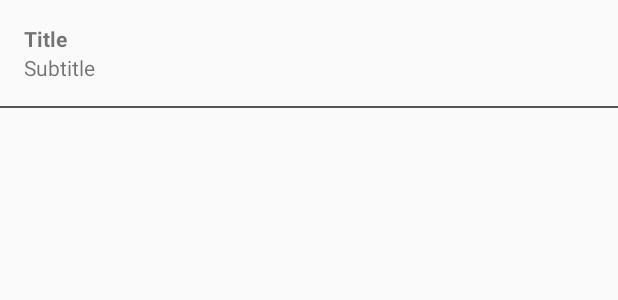
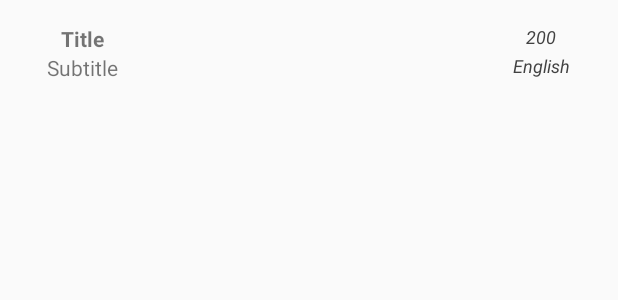
Before and after one commit to pmesa48/ChiperReddit, an Android app: the layout view_holder_subreddit.xml on its own in the app's theme, with its tools: preview values and no code run, on a phone screen of 412 x 824 dp. Shown: the top 300 px of the screen. Run offline under Robolectric (Android 15) with nearby library versions, the phone set to English and light mode, and no system bars.

```diff
--- a/app/build.gradle
+++ b/app/build.gradle
@@ -25,6 +25,12 @@ android {
         release {
             minifyEnabled false
             proguardFiles getDefaultProguardFile('proguard-android-optimize.txt'), 'proguard-rules.pro'
+            it.buildConfigField "String", "BASE_URL", "\"https://www.reddit.com\""
+        }
+        debug{
+            minifyEnabled false
+            proguardFiles getDefaultProguardFile('proguard-android-optimize.txt'), 'proguard-rules.pro'
+            it.buildConfigField "String", "BASE_URL", "\"https://www.reddit.com\""
         }
     }
 }
--- a/app/src/main/java/com/pmesa/chiperreddit/repo/source/api/GetContentResponseDto.kt
+++ b/app/src/main/java/com/pmesa/chiperreddit/repo/source/api/GetContentResponseDto.kt
@@ -30,6 +30,7 @@ class SubRedditDto {
             childData?.url,
             childData?.iconImg,
             childData?.bannerImage,
+            childData?.lang,
             childData?.over18,
             childData?.subscribers)
     }
@@ -51,7 +52,7 @@ class SubRedditDtoData {
     @SerializedName("over18")
     @Expose
     var over18 = false
-    @SerializedName("description")
+    @SerializedName("public_description")
     @Expose
     var description: String? = null
     @SerializedName("lang")
--- a/app/src/main/java/com/pmesa/chiperreddit/repo/source/api/RetrofitRedditApi.kt
+++ b/app/src/main/java/com/pmesa/chiperreddit/repo/source/api/RetrofitRedditApi.kt
@@ -1,6 +1,7 @@
 package com.pmesa.chiperreddit.repo.source.api
 
 import android.util.Log
+import com.pmesa.chiperreddit.BuildConfig
 import okhttp3.OkHttpClient
 import okhttp3.logging.HttpLoggingInterceptor
 import retrofit2.Call
@@ -49,9 +50,9 @@ class RetrofitRedditApi(retrofit: Retrofit) : RedditApi {
             return httpClient.build()
         }
 
-        fun getIntance(): RedditApi {
+        fun getInstance(): RedditApi {
             if(instance == null){
-                instance = RetrofitRedditApi(Retrofit.Builder().baseUrl("https://reddit.com/")
+                instance = RetrofitRedditApi(Retrofit.Builder().baseUrl(BuildConfig.BASE_URL)
                     .addConverterFactory(GsonConverterFactory.create())
                     .client(getHttpClient())
                     .build())
--- a/app/src/main/java/com/pmesa/chiperreddit/repo/source/cache/RoomSubReddit.kt
+++ b/app/src/main/java/com/pmesa/chiperreddit/repo/source/cache/RoomSubReddit.kt
@@ -14,6 +14,7 @@ data class RoomSubReddit(
     @ColumnInfo(name = "url") val url: String?,
     @ColumnInfo(name = "icon") val icon: String?,
     @ColumnInfo(name = "background") val background: String?,
+    @ColumnInfo(name = "lang") val lang: String?,
     @ColumnInfo(name = "over18") val over18: Boolean?,
     @ColumnInfo(name = "subscribers") val subscribers: Long? = 0
 )
--- a/app/src/main/java/com/pmesa/chiperreddit/view/list/SubRedditListAdapter.kt
+++ b/app/src/main/java/com/pmesa/chiperreddit/view/list/SubRedditListAdapter.kt
@@ -40,11 +40,15 @@ class SubRedditViewHolder(view: View, var onClickListener: (Int, RoomSubReddit)
 
     private var mTitle: TextView = view.findViewById(R.id.subreddit_title)
     private var mSubtitle: TextView = view.findViewById(R.id.subreddit_subtitle)
+    private var mLang: TextView = view.findViewById(R.id.lang_tv)
+    private var mSubscribers: TextView = view.findViewById(R.id.subscribers_tv)
     private var mContainer: View = view.findViewById(R.id.subreddit_clickeable_layout)
 
     fun bind(subReddit: RoomSubReddit, position: Int) {
         mTitle.text = subReddit.displayName
         mSubtitle.text = subReddit.url
+        mSubscribers.text = "${subReddit.subscribers}  ${itemView.context.getString(R.string.subscribers_lbl)}"
+        mLang.text = subReddit.lang?.toUpperCase()
         mContainer.setBackgroundResource(R.color.cardview_light_background)
         if(subReddit.background != null && subReddit.background.isNotBlank()){
             Picasso.get().load(subReddit.background).into(object : Target{
--- a/app/src/main/java/com/pmesa/chiperreddit/viewmodel/SubRedditListViewModel.kt
+++ b/app/src/main/java/com/pmesa/chiperreddit/viewmodel/SubRedditListViewModel.kt
@@ -27,7 +27,7 @@ class SubRedditListViewModel(application: Application, db: AppDatabase, api: Red
 
     fun loadSubReddits() {
         viewModelScope.launch {
-            subRedditRepository.get { list, b ->
+            subRedditRepository.get { list ->
                 subreddits?.value = list
             }
         }
--- a/app/src/main/java/com/pmesa/chiperreddit/viewmodel/ViewModelFactory.kt
+++ b/app/src/main/java/com/pmesa/chiperreddit/viewmodel/ViewModelFactory.kt
@@ -15,9 +15,9 @@ class ViewModelFactory private constructor(
         with(modelClass) {
             when {
                 isAssignableFrom(SubRedditDetailViewModel::class.java) ->
-                    SubRedditDetailViewModel(db, RetrofitRedditApi.getIntance())
+                    SubRedditDetailViewModel(db, RetrofitRedditApi.getInstance())
                 isAssignableFrom(SubRedditListViewModel::class.java) ->
-                    SubRedditListViewModel(application, db, RetrofitRedditApi.getIntance())
+                    SubRedditListViewModel(application, db, RetrofitRedditApi.getInstance())
                 else ->
                     error("Invalid View Model class")
             }
--- /dev/null
+++ b/app/src/main/res/layout/activity_web_view.xml
@@ -0,0 +1,6 @@
+<?xml version="1.0" encoding="utf-8"?>
+<WebView  xmlns:android="http://schemas.android.com/apk/res/android"
+    android:id="@+id/webview"
+    android:layout_width="fill_parent"
+    android:layout_height="fill_parent"
+    />
--- a/app/src/main/res/layout/view_holder_subreddit.xml
+++ b/app/src/main/res/layout/view_holder_subreddit.xml
@@ -1,42 +1,73 @@
 <?xml version="1.0" encoding="utf-8"?>
-<LinearLayout xmlns:android="http://schemas.android.com/apk/res/android"
+<androidx.constraintlayout.widget.ConstraintLayout
+    xmlns:android="http://schemas.android.com/apk/res/android"
+    xmlns:app="http://schemas.android.com/apk/res-auto"
     android:orientation="vertical"
     android:layout_width="match_parent"
     android:layout_height="wrap_content"
     android:focusable="true"
     android:clickable="true"
     android:id="@+id/subreddit_clickeable_layout"
+    android:padding="16dp"
     android:background="?android:selectableItemBackground"
     >
 
-    <LinearLayout
-        android:layout_width="match_parent"
-        android:layout_height="wrap_content"
-        android:padding="16dp"
-        android:orientation="vertical"
-        >
 
     <TextView
         android:id="@+id/subreddit_title"
         android:layout_width="wrap_content"
         android:layout_height="wrap_content"
+        android:text="Title"
         android:textStyle="bold"
-        android:text="Title"/>
+        app:layout_constraintBottom_toTopOf="@id/subreddit_title"
+        app:layout_constraintEnd_toEndOf="parent"
+        app:layout_constraintHorizontal_bias="0.07"
+        app:layout_constraintStart_toStartOf="parent"
+        app:layout_constraintTop_toTopOf="parent" />
 
 
     <TextView
         android:id="@+id/subreddit_subtitle"
         android:layout_width="wrap_content"
         android:layout_height="wrap_content"
-        android:text="Subtitle"/>
-
-    </LinearLayout>
-
-    <View
-        android:layout_width="match_parent"
-        android:layout_height="1dp"
-        android:background="@color/colorDividerBackground"
-        />
+        android:text="Subtitle"
+        app:layout_constraintBottom_toBottomOf="parent"
+        app:layout_constraintEnd_toEndOf="@+id/subreddit_title"
+        app:layout_constraintStart_toStartOf="@+id/subreddit_title"
+        app:layout_constraintTop_toBottomOf="@+id/subreddit_title" />
 
 
-</LinearLayout>
+    <TextView
+        android:id="@+id/subscribers_tv"
+        android:layout_width="wrap_content"
+        android:layout_height="wrap_content"
+        android:text="200"
+        android:textColor="@color/cardview_dark_background"
+        android:textSize="12sp"
+        android:textStyle="italic"
+        app:layout_constraintBottom_toBottomOf="parent"
+        app:layout_constraintEnd_toEndOf="parent"
+        app:layout_constraintHorizontal_bias="0.93"
+        app:layout_constraintStart_toStartOf="parent"
+        app:layout_constraintTop_toTopOf="parent"
+        app:layout_constraintVertical_bias="0.0" />
+
+
+    <TextView
+        android:id="@+id/lang_tv"
+        android:layout_width="wrap_content"
+        android:layout_height="wrap_content"
+        android:text="English"
+        android:textColor="@color/cardview_dark_background"
+        android:textSize="12sp"
+        android:textStyle="italic"
+        app:layout_constraintBottom_toBottomOf="parent"
+        app:layout_constraintEnd_toEndOf="@+id/subscribers_tv"
+        app:layout_constraintStart_toStartOf="@+id/subscribers_tv"
+        app:layout_constraintTop_toBottomOf="@+id/subscribers_tv" />
+
+
+
+
+
+</androidx.constraintlayout.widget.ConstraintLayout>
--- a/app/src/main/res/values/colors.xml
+++ b/app/src/main/res/values/colors.xml
@@ -6,6 +6,10 @@
 
     <color name="colorBackground">#DFDFDF</color>
     <color name="colorDividerBackground">#555555</color>
+
     <color name="colorOnline">#5AE65F</color>
     <color name="colorOffline">#F72E2E</color>
+
+    <color name="colorTitle">#4E4E4E</color>
+    <color name="colorSubtitle">#727272</color>
 </resources>
```
Also changed, not shown: app/src/main/AndroidManifest.xml (+4 -4 lines), app/src/main/java/com/pmesa/chiperreddit/repo/SubRedditRepository.kt (+5 -5 lines), app/src/main/java/com/pmesa/chiperreddit/view/external/WebViewActivity.kt (added, +22 -0 lines), app/src/main/java/com/pmesa/chiperreddit/view/subreddit/SubRedditDetailFragment.kt (+19 -0 lines), app/src/main/res/layout/fragment_sub_reddit.xml (+109 -47 lines), app/src/main/res/values/strings.xml (+9 -0 lines), app/src/main/res/values/styles.xml (+17 -0 lines), 1 other file.
